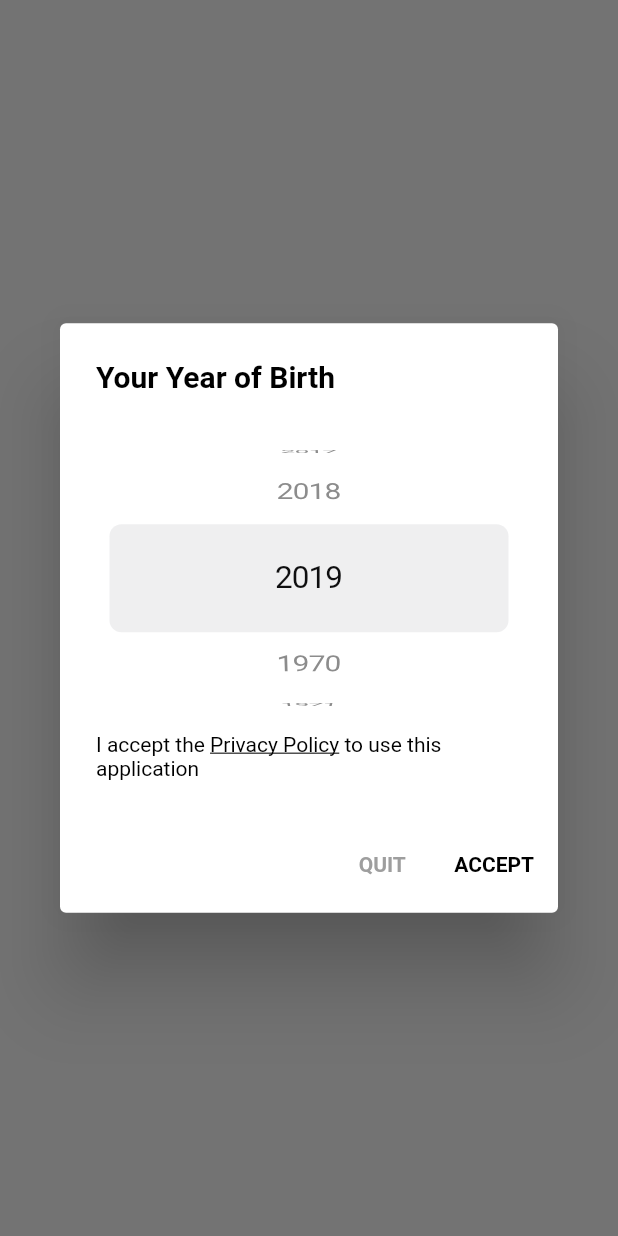
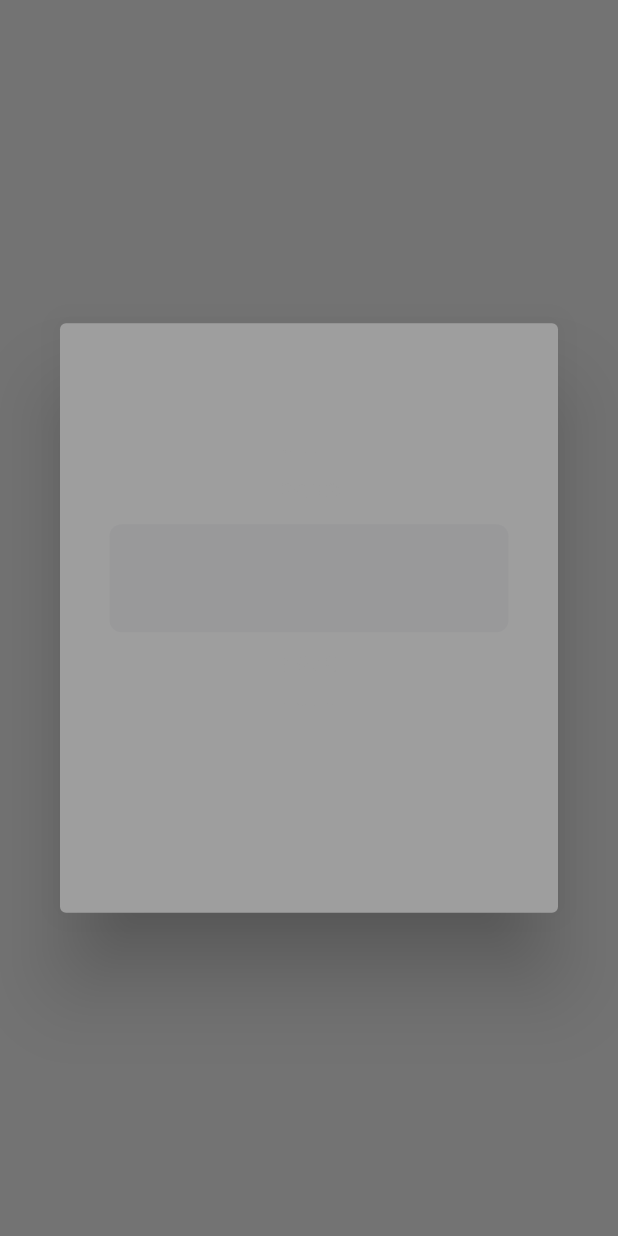
Before and after one commit to pamobilevn/PACoreFlutter, a Flutter app: what pickYearDialog() shows on an empty page, opened directly with empty values, on a phone screen of 412 x 824 dp. Run offline on Flutter 3.47's test engine with Material 2 defaults, Android fonts, the phone set to English and light mode, and no system bars; our stand-ins replace google_fonts, shared_preferences; missing offline and left inert: launch_review; accounts and stored records are empty.

Commit message:
update color

```diff
--- a/lib/dialogs/default_dialog.dart
+++ b/lib/dialogs/default_dialog.dart
@@ -28,18 +28,18 @@ class PACoreShowDialog {
         context: context,
         barrierDismissible: true,
         builder: (BuildContext context) {
-
+          ThemeData theme = Theme.of(context);
           return Container(
             margin: EdgeInsets.symmetric(
                 vertical: MediaQuery.of(context).size.shortestSide * 0.15),
             child: AlertDialog(
-              title: Text('Policy', style: (TextStyle(fontWeight: FontWeight.w700, color: Colors.black))),
-              backgroundColor: Colors.white,
+              title: Text('Policy', style: (TextStyle(fontWeight: FontWeight.w700, color: theme.colorScheme.onBackground))),
+              backgroundColor: theme.colorScheme.background,
               content: SingleChildScrollView(
                 // child: policyText == ''
                 //     ? Text(PRIVACY_POLICY)
                 //     : Text(policyText!),
-                child: Text(policyText??PRIVACY_POLICY, style: TextStyle(color: Colors.black),),
+                child: Text(policyText??PRIVACY_POLICY, style: TextStyle(color: theme.colorScheme.onBackground),),
               ),
               actions: [
                 TextButton(
@@ -52,9 +52,9 @@ class PACoreShowDialog {
                         policyAcceptTime != ''
                             ? 'YOU ACCEPTED ON ' + sharedPreferences.getString('PRIVACY_POLICY')!
                             : "OK",
-                        style: (TextStyle(fontWeight: FontWeight.w700))
+                        style: (TextStyle(fontWeight: FontWeight.w700, color: theme.colorScheme.onBackground))
                     )
-                        : Text('OK',  style: (TextStyle(fontWeight: FontWeight.w700))),
+                        : Text('OK',  style: (TextStyle(fontWeight: FontWeight.w700, color: theme.colorScheme.onBackground))),
                   ),
                 ),
               ],
@@ -538,7 +538,7 @@ class PACoreShowDialog {
 
   // policy text
 
-  static pickYearDialog(BuildContext context, {String? policyText,}) async {
+  static pickYearDialog(BuildContext context, {String? policyText,Color? colorBg, Color? colorText}) async {
     String maxAdContent = "";
     return showDialog(
       builder: (context) {
@@ -547,21 +547,21 @@ class PACoreShowDialog {
             return false;
           },
           child: AlertDialog(
-            title: Text('Your Year of Birth', style: (TextStyle(color: Colors.black ,fontWeight: FontWeight.w700))),
-            backgroundColor: Colors.white,
-            content: PickYearWidget(policyText),
+            title: Text('Your Year of Birth', style: (TextStyle(color: colorText ,fontWeight: FontWeight.w700))),
+            backgroundColor: colorBg,
+            content: PickYearWidget(policyText, colorBg, colorText),
             actions: <Widget>[
               TextButton(
                 child: Text(
                   'Quit'.toUpperCase(),
-                  style: TextStyle(color: Colors.grey, fontWeight: FontWeight.w700),
+                  style: TextStyle(color: colorText, fontWeight: FontWeight.w700),
                 ),
                 onPressed: () {
                   SystemNavigator.pop();
                 },
               ),
               TextButton(
-                child: Text('ACCEPT',   style: (TextStyle(fontWeight: FontWeight.w700, color: Colors.black))),
+                child: Text('ACCEPT',   style: (TextStyle(fontWeight: FontWeight.w700, color: colorText))),
                 onPressed: () async {
                   String privacyPolicyAcceptTime =
                   DateTime.now().toString().substring(0, 16).toString();
@@ -616,9 +616,10 @@ class PACoreShowDialog {
 }
 
 class PickYearWidget extends StatefulWidget {
-  PickYearWidget(this.policyText);
+  PickYearWidget(this.policyText, this.colorBg, this.colorText);
   final String? policyText;
-
+  final Color? colorBg;
+  final Color? colorText;
   @override
   _PickYearWidgetState createState() {
     return _PickYearWidgetState();
@@ -646,12 +647,11 @@ class _PickYearWidgetState extends State<PickYearWidget> {
         child: Center(
           child: Text(
             (1970 + index).toString(),
-            style: TextStyle(color: Colors.black),
+            style: TextStyle(color: widget.colorText),
           ),
         ),
       );
     });
-
     return Wrap(
       children: <Widget>[
         Column(
@@ -671,20 +671,20 @@ class _PickYearWidgetState extends State<PickYearWidget> {
                 )),
             RichText(
               text: TextSpan(
-                style: TextStyle(color: Colors.black),
+                style: TextStyle(color: widget.colorText),
                 children: <TextSpan>[
                   TextSpan(text: "I accept the "),
                   TextSpan(
                       text: "Privacy Policy",
-                      style: TextStyle(decoration: TextDecoration.underline),
+                      style: TextStyle(decoration: TextDecoration.underline, color: widget.colorText),
                       recognizer: TapGestureRecognizer()
                         ..onTap = () {
                           PACoreShowDialog.policyDialog(context,
 
                               policyText: PRIVACY_POLICY,
-                              policyAcceptTime: "gdfg",);
+                              policyAcceptTime: ".",);
                         }),
-                  TextSpan(text: " to use this application"),
+                  TextSpan(text: " to use this application", style: TextStyle(color: widget.colorText)),
                 ],
               ),
             ),
```
